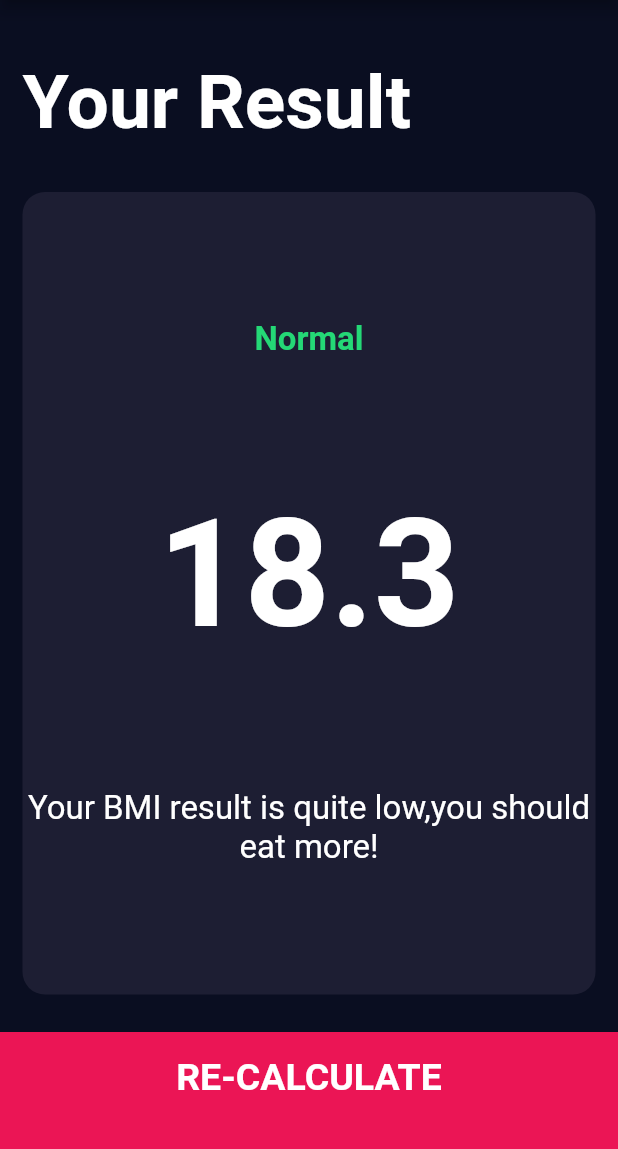
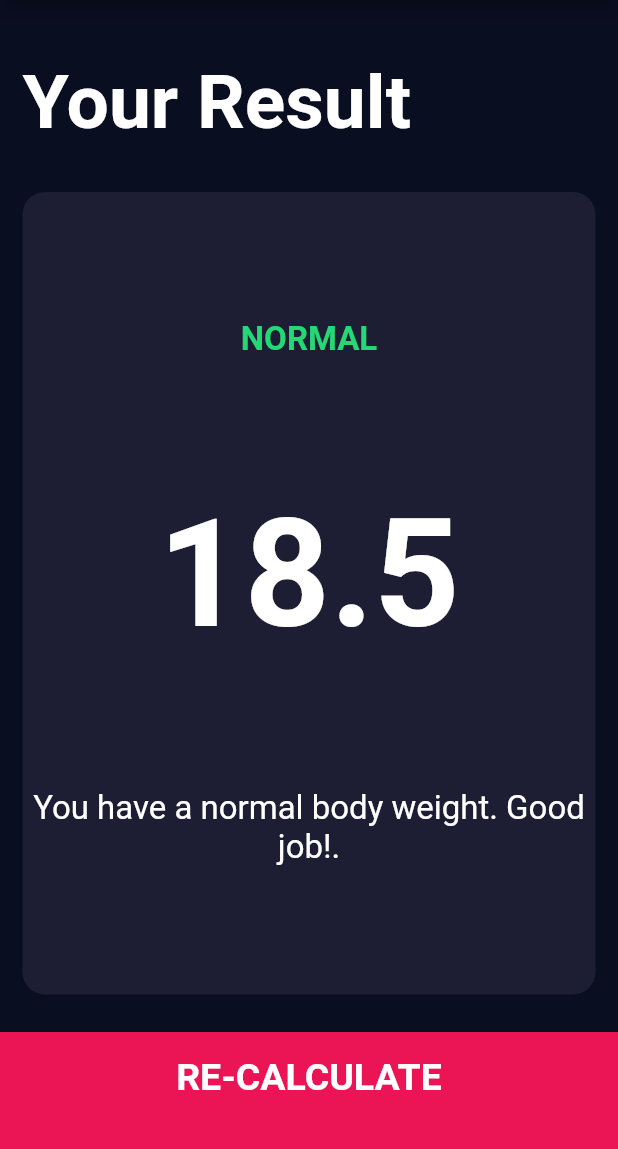
Before and after one commit to mrudulmohan007/bmi-calculator, a Flutter app: the screen it shows after launch, after a tap on "CALCULATE", on a phone screen of 412 x 824 dp, the part 84-1233 px from its top. Run offline on Flutter 3.47's test engine with Material 2 defaults, Android fonts, the phone set to English and light mode, and no system bars; our stand-ins replace font_awesome_flutter.

Commit message:
project completed

```diff
--- /dev/null
+++ b/bmicalculatorapp/lib/calculator_brain.dart
@@ -0,0 +1,32 @@
+import 'dart:math';
+
+class CalculatorBrain {
+  final int? height;
+  final int? weight;
+  CalculatorBrain({this.height, this.weight});
+  double? _bmi;
+  String calculateBMI() {
+    _bmi = (weight! / pow(height! / 100, 2));
+    return _bmi!.toStringAsFixed(1);
+  }
+
+  String getResults() {
+    if (_bmi! >= 25) {
+      return 'Overweight';
+    } else if (_bmi! > 18.5) {
+      return 'Normal';
+    } else {
+      return 'Underweight';
+    }
+  }
+
+  String getInterpretation() {
+    if (_bmi! >= 25) {
+      return 'You have a higher than normal body weight. Try to exercise more.';
+    } else if (_bmi! > 18.5) {
+      return 'You have a normal body weight. Good job!. ';
+    } else {
+      return 'You have a lower than normal body weight. You can eat a bit more. ';
+    }
+  }
+}
--- a/bmicalculatorapp/lib/input_page.dart
+++ b/bmicalculatorapp/lib/input_page.dart
@@ -7,6 +7,7 @@ import 'reusable_card.dart';
 import 'constants.dart';
 import 'bottom_button.dart';
 import 'roundicon_button.dart';
+import 'calculator_brain.dart';
 
 enum Gender {
   male,
@@ -213,8 +214,15 @@ class _InputPageState extends State<InputPage> {
             BottomButton(
               buttonTitle: 'CALCULATE',
               onTap: () {
+                CalculatorBrain calc =
+                    CalculatorBrain(height: height, weight: weight);
+
                 Navigator.push(context, MaterialPageRoute(builder: (context) {
-                  return ResultsPage();
+                  return ResultsPage(
+                    bmiResult: calc.calculateBMI(),
+                    resultText: calc.getResults(),
+                    interpretation: calc.getInterpretation(),
+                  );
                 }));
               },
             ),
--- a/bmicalculatorapp/lib/results_page.dart
+++ b/bmicalculatorapp/lib/results_page.dart
@@ -4,7 +4,13 @@ import 'package:flutter/material.dart';
 import 'reusable_card.dart';
 
 class ResultsPage extends StatelessWidget {
-  const ResultsPage({super.key});
+  ResultsPage(
+      {required this.bmiResult,
+      required this.resultText,
+      required this.interpretation});
+  final String bmiResult;
+  final String resultText;
+  final String interpretation;
 
   @override
   Widget build(BuildContext context) {
@@ -34,15 +40,15 @@ class ResultsPage extends StatelessWidget {
                 crossAxisAlignment: CrossAxisAlignment.center,
                 children: [
                   Text(
-                    'Normal',
+                    resultText.toUpperCase(),
                     style: kResultTextStyle,
                   ),
                   Text(
-                    '18.3',
+                    bmiResult,
                     style: kBmiTextStyle,
                   ),
                   Text(
-                    'Your BMI result is quite low,you should eat more!',
+                    interpretation,
                     style: kBodyTextStyle,
                     textAlign: TextAlign.center,
                   ),
```
